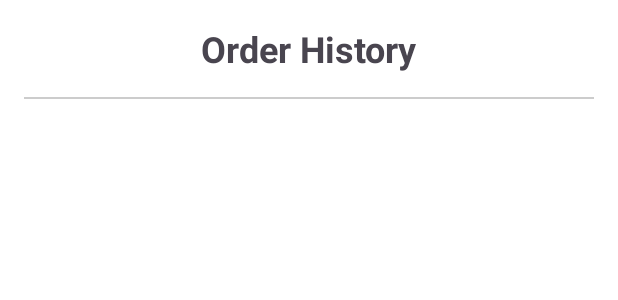
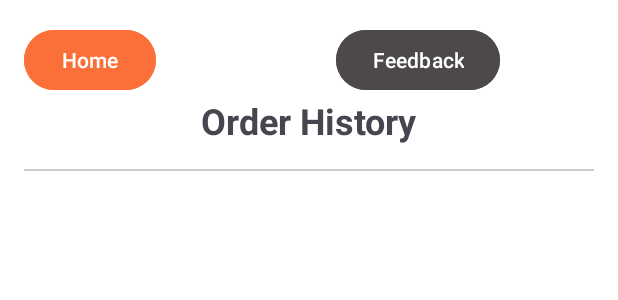
Before and after one commit to DesanDinsanda/Pizza-Mania, an Android app: the layout activity_order_history.xml on its own in the app's theme, with its tools: preview values and no code run, on a phone screen of 412 x 824 dp. Shown: the top 300 px of the screen. Run offline under Robolectric (Android 15) with nearby library versions, the phone set to English and light mode, and no system bars.

Commit message:
Added order_item.xml and updated the activity_order_history.xml

```diff
--- a/app/src/main/res/layout/activity_order_history.xml
+++ b/app/src/main/res/layout/activity_order_history.xml
@@ -5,6 +5,28 @@
     android:orientation="vertical"
     android:padding="16dp"
     android:background="#FFFFFF">
+
+    <LinearLayout
+        android:layout_width="match_parent"
+        android:layout_height="wrap_content">
+
+        <Button
+            android:layout_width="wrap_content"
+            android:layout_height="wrap_content"
+            android:text="Home"
+            android:id="@+id/btHome"
+            android:backgroundTint="#FB6F38"
+            android:textColor="@color/white"/>
+
+            <Button
+                android:layout_width="wrap_content"
+                android:layout_height="wrap_content"
+                android:text="Feedback"
+                android:layout_marginLeft="120dp"
+                android:backgroundTint="#4D4949"
+                android:id="@+id/btFeed"
+                android:textColor="@color/white"/>
+    </LinearLayout>
 
     <!-- Title -->
     <TextView
```
Also changed, not shown: app/src/main/res/layout/order_item.xml (+0 -58 lines).
